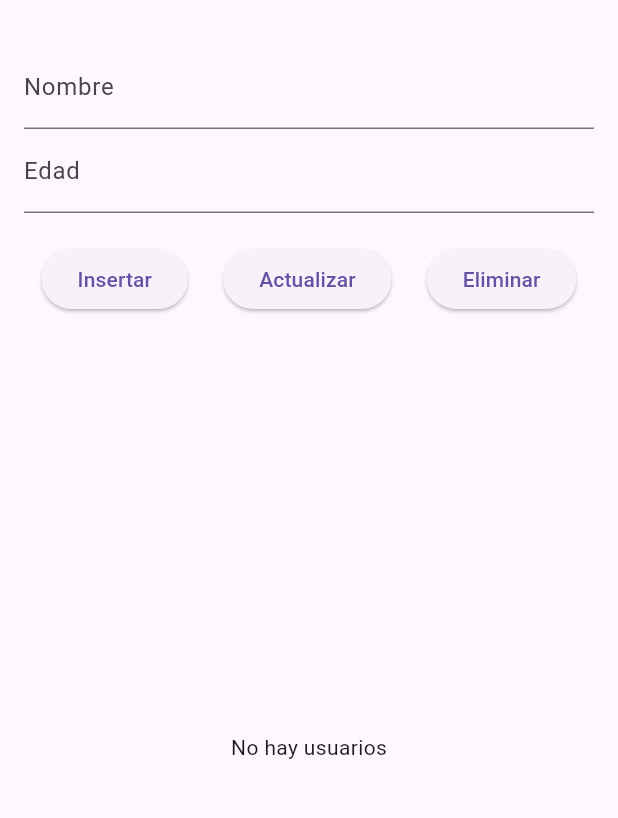
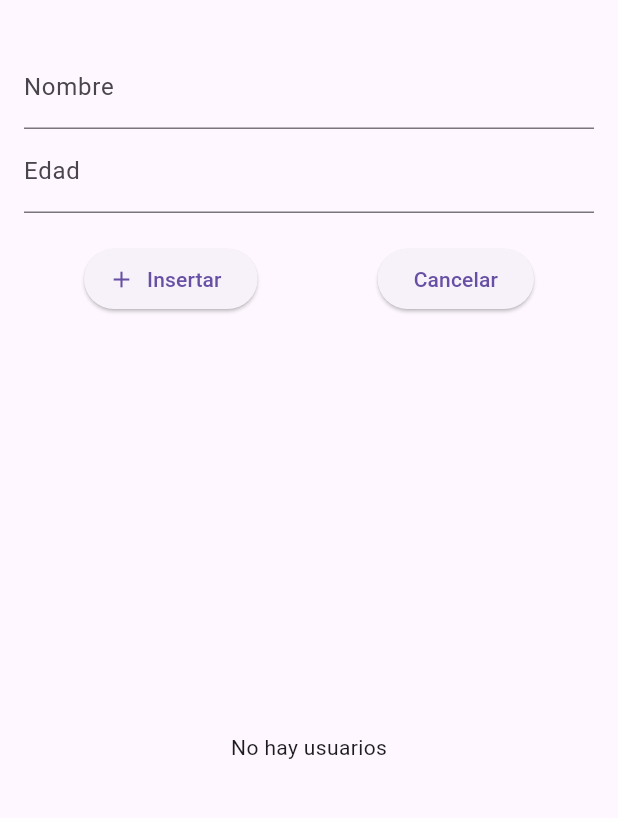
Before and after one commit to carlosfeliz/tarea7_crud, a Flutter app: the screen it shows after launch, on a phone screen of 412 x 824 dp, the part 63-881 px from its top. Run offline on Flutter 3.47's test engine with Material 3 defaults, Android fonts, the phone set to English and light mode, and no system bars; our stand-ins replace hive, hive_flutter, sqflite; accounts and stored records are empty.

Commit message:
elimiar botones adiconales, agregar boton de cancelar y alerta de eliminar

```diff
--- a/analysis_options.yaml
+++ b/analysis_options.yaml
@@ -11,6 +11,7 @@ analyzer:
   errors:
     depend_on_referenced_packages: ignore
     library_private_types_in_public_api: ignore
+    unused_element: ignore
 include: package:flutter_lints/flutter.yaml
 
 linter:
--- a/lib/main.dart
+++ b/lib/main.dart
@@ -1,4 +1,4 @@
-// lib/main.dart
+
 import 'package:flutter/material.dart';
 import 'package:hive_flutter/hive_flutter.dart';
 import 'user_model.dart';
@@ -69,17 +69,14 @@ class _HomePageState extends State<HomePage> {
             Row(
               mainAxisAlignment: MainAxisAlignment.spaceAround,
               children: [
-                ElevatedButton(
+                ElevatedButton.icon(
                   onPressed: _insert,
-                  child: const Text('Insertar'),
+                  icon: const Icon(Icons.add),
+                  label: const Text('Insertar'),
                 ),
                 ElevatedButton(
-                  onPressed: _update,
-                  child: const Text('Actualizar'),
-                ),
-                ElevatedButton(
-                  onPressed: _confirmDelete,
-                  child: const Text('Eliminar'),
+                  onPressed: _cancel,
+                  child: const Text('Cancelar'),
                 ),
               ],
             ),
@@ -165,6 +162,14 @@ class _HomePageState extends State<HomePage> {
     }
   }
 
+  void _cancel() {
+    nameController.clear();
+    ageController.clear();
+    setState(() {
+      selectedUser = null;
+    });
+  }
+
   void _delete(User user) {
     usersBox.delete(user.key);
     setState(() {
```
